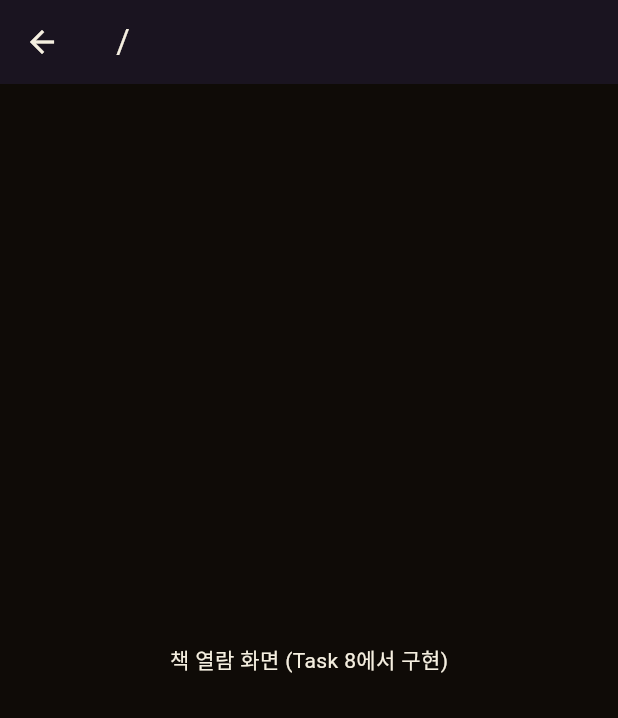
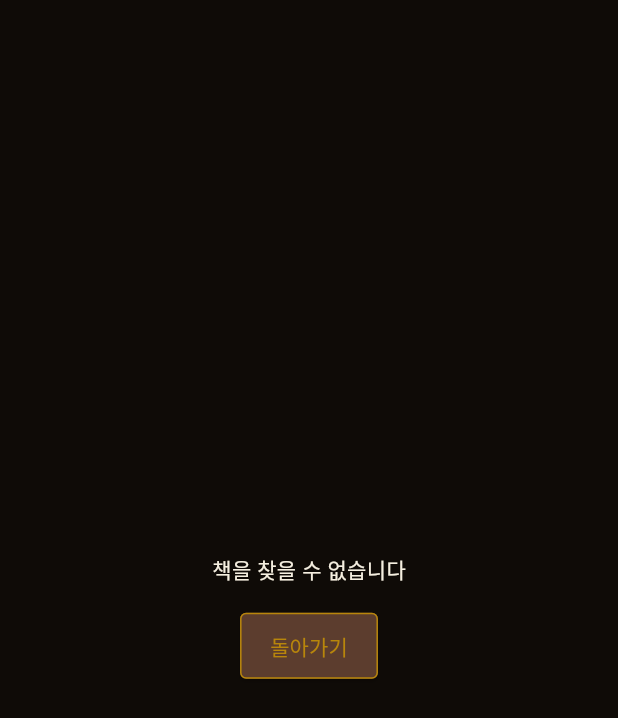
Before and after one commit to Public-Project-Area-Oragans/dql, a Flutter app: the BookReaderScreen screen opened directly with empty values, on a phone screen of 412 x 824 dp. Shown: the top 718 px of the screen. Run offline on Flutter 3.47's test engine with Material 3 defaults, Android fonts, the phone set to English and light mode, and no system bars; our stand-ins replace flutter_riverpod, freezed_annotation, go_router, hive_flutter, riverpod_annotation; missing offline and left inert: flame; accounts and stored records are empty; generated files the repository leaves out were written again.

Commit message:
feat: 책 열람 화면 (이론 뷰 + 코드 스텝 시뮬레이터)
게시판에서 챕터 선택 시 이론/시뮬레이터 2탭 화면으로 이동한다.
이론 탭은 섹션과 코드 예제를 스팀펑크 패널로 렌더링, 시뮬레이터
탭은 지시사항 → 실행 → 메모리 상태 시각화 순으로 진행한다.

- lib/presentation/widgets/steampunk_panel.dart: 금테 패널 + 헤더
- lib/presentation/widgets/steampunk_button.dart: 나무+금테 버튼
- lib/presentation/widgets/theory_card.dart: 섹션/코드 예제 리스트
- lib/presentation/simulators/code_step_simulator.dart: 스텝 진행 +
  메모리 상태 + 완료 콜백
- lib/presentation/screens/book_reader_screen.dart: bookByIdProvider로
  챕터 로드, TabBar + TabBarView, SimulatorConfig.steps 비었을 때
  준비중 안내
- test/presentation/simulators/code_step_simulator_test.dart:
  SimulatorConfig 스텝 카운트 검증

- flutter analyze lib/: 0 issues
- flutter test: 13/13 pass (신규 테스트 1건 포함)

Co-Authored-By: Claude Opus 4.7 (1M context) <noreply@anthropic.com>

```diff
--- a/lib/presentation/screens/book_reader_screen.dart
+++ b/lib/presentation/screens/book_reader_screen.dart
@@ -1,8 +1,13 @@
 import 'package:flutter/material.dart';
+import 'package:flutter_riverpod/flutter_riverpod.dart';
 import 'package:go_router/go_router.dart';
 import '../../core/constants/app_colors.dart';
+import '../../domain/providers/content_providers.dart';
+import '../simulators/code_step_simulator.dart';
+import '../widgets/steampunk_button.dart';
+import '../widgets/theory_card.dart';
 
-class BookReaderScreen extends StatelessWidget {
+class BookReaderScreen extends ConsumerStatefulWidget {
   final String bookId;
   final String chapterId;
 
@@ -13,21 +18,118 @@ class BookReaderScreen extends StatelessWidget {
   });
 
   @override
+  ConsumerState<BookReaderScreen> createState() => _BookReaderScreenState();
+}
+
+class _BookReaderScreenState extends ConsumerState<BookReaderScreen>
+    with SingleTickerProviderStateMixin {
+  late final TabController _tabController;
+
+  @override
+  void initState() {
+    super.initState();
+    _tabController = TabController(length: 2, vsync: this);
+  }
+
+  @override
+  void dispose() {
+    _tabController.dispose();
+    super.dispose();
+  }
+
+  @override
   Widget build(BuildContext context) {
+    final book = ref.watch(bookByIdProvider(widget.bookId));
+
+    if (book == null) {
+      return Scaffold(
+        backgroundColor: AppColors.darkWalnut,
+        body: Center(
+          child: Column(
+            mainAxisAlignment: MainAxisAlignment.center,
+            children: [
+              const Text(
+                '책을 찾을 수 없습니다',
+                style: TextStyle(color: AppColors.parchment),
+              ),
+              const SizedBox(height: 16),
+              SteampunkButton(
+                label: '돌아가기',
+                onPressed: () => context.go('/game'),
+              ),
+            ],
+          ),
+        ),
+      );
+    }
+
+    final chapter =
+        book.chapters.where((c) => c.id == widget.chapterId).firstOrNull;
+
+    if (chapter == null) {
+      return Scaffold(
+        backgroundColor: AppColors.darkWalnut,
+        body: Center(
+          child: Text(
+            '챕터를 찾을 수 없습니다: ${widget.chapterId}',
+            style: const TextStyle(color: AppColors.parchment),
+          ),
+        ),
+      );
+    }
+
     return Scaffold(
+      backgroundColor: AppColors.darkWalnut,
       appBar: AppBar(
-        title: Text('$bookId / $chapterId'),
         backgroundColor: AppColors.deepPurple,
+        title: Text(
+          chapter.title,
+          style: const TextStyle(color: AppColors.brightGold, fontSize: 16),
+        ),
         leading: IconButton(
-          icon: const Icon(Icons.arrow_back),
+          icon: const Icon(Icons.arrow_back, color: AppColors.gold),
           onPressed: () => context.go('/game'),
         ),
+        bottom: TabBar(
+          controller: _tabController,
+          indicatorColor: AppColors.gold,
+          labelColor: AppColors.brightGold,
+          unselectedLabelColor: AppColors.parchment,
+          tabs: const [
+            Tab(text: '📖 이론'),
+            Tab(text: '⚡ 시뮬레이터'),
+          ],
+        ),
       ),
-      body: const Center(
-        child: Text(
-          '책 열람 화면 (Task 8에서 구현)',
-          style: TextStyle(color: AppColors.parchment),
-        ),
+      body: TabBarView(
+        controller: _tabController,
+        children: [
+          SingleChildScrollView(
+            padding: const EdgeInsets.all(16),
+            child: TheoryCard(theory: chapter.theory),
+          ),
+          SingleChildScrollView(
+            padding: const EdgeInsets.all(16),
+            child: chapter.simulator.steps.isNotEmpty
+                ? CodeStepSimulator(
+                    config: chapter.simulator,
+                    onComplete: () {
+                      ScaffoldMessenger.of(context).showSnackBar(
+                        const SnackBar(
+                          content: Text('시뮬레이터 완료!'),
+                          backgroundColor: AppColors.steamGreen,
+                        ),
+                      );
+                    },
+                  )
+                : const Center(
+                    child: Text(
+                      '이 챕터의 시뮬레이터는 준비 중입니다',
+                      style: TextStyle(color: AppColors.parchment),
+                    ),
+                  ),
+          ),
+        ],
       ),
     );
   }
--- /dev/null
+++ b/lib/presentation/widgets/steampunk_button.dart
@@ -0,0 +1,35 @@
+import 'package:flutter/material.dart';
+import '../../core/constants/app_colors.dart';
+
+class SteampunkButton extends StatelessWidget {
+  final String label;
+  final VoidCallback? onPressed;
+  final bool isSmall;
+
+  const SteampunkButton({
+    super.key,
+    required this.label,
+    this.onPressed,
+    this.isSmall = false,
+  });
+
+  @override
+  Widget build(BuildContext context) {
+    return ElevatedButton(
+      onPressed: onPressed,
+      style: ElevatedButton.styleFrom(
+        backgroundColor: AppColors.woodMid,
+        foregroundColor: AppColors.gold,
+        padding: EdgeInsets.symmetric(
+          horizontal: isSmall ? 12 : 20,
+          vertical: isSmall ? 6 : 12,
+        ),
+        shape: RoundedRectangleBorder(
+          borderRadius: BorderRadius.circular(4),
+          side: const BorderSide(color: AppColors.gold),
+        ),
+      ),
+      child: Text(label, style: TextStyle(fontSize: isSmall ? 12 : 14)),
+    );
+  }
+}
```
Also changed, not shown: lib/presentation/simulators/code_step_simulator.dart (added, +130 -0 lines), lib/presentation/widgets/steampunk_panel.dart (added, +45 -0 lines), lib/presentation/widgets/theory_card.dart (added, +59 -0 lines), 1 other file.
